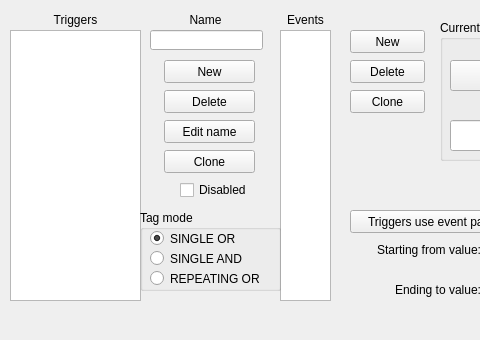
This is src/triggersection.ui in PTapioK/TSWaveMaker as Qt 5 draws it before an edit; both pictures show x 0 to 480 and y 0 to 340 of the 1050 by 340 pixel window. The edited form follows.
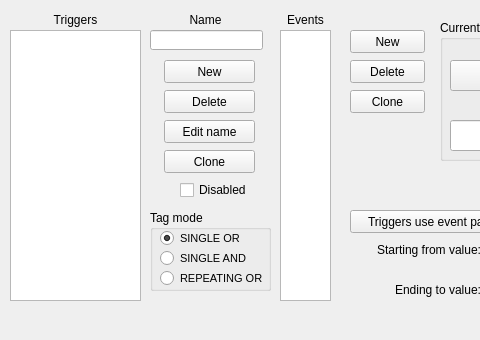
This is the edited form.

Diff of the .ui file:
```diff
--- a/src/triggersection.ui
+++ b/src/triggersection.ui
@@ -609,9 +609,9 @@
    <widget class="QGroupBox" name="groupBox_2">
     <property name="geometry">
      <rect>
-      <x>140</x>
+      <x>150</x>
       <y>210</y>
-      <width>141</width>
+      <width>121</width>
       <height>81</height>
      </rect>
     </property>
@@ -629,7 +629,7 @@
      </property>
      <property name="font">
       <font>
-       <pointsize>9</pointsize>
+       <pointsize>8</pointsize>
       </font>
      </property>
      <property name="text">
@@ -650,7 +650,7 @@
      </property>
      <property name="font">
       <font>
-       <pointsize>9</pointsize>
+       <pointsize>8</pointsize>
       </font>
      </property>
      <property name="text">
@@ -668,7 +668,7 @@
      </property>
      <property name="font">
       <font>
-       <pointsize>9</pointsize>
+       <pointsize>8</pointsize>
       </font>
      </property>
      <property name="text">
```
Left out of the diff: 2 changed lines with no effect on the pictures.
